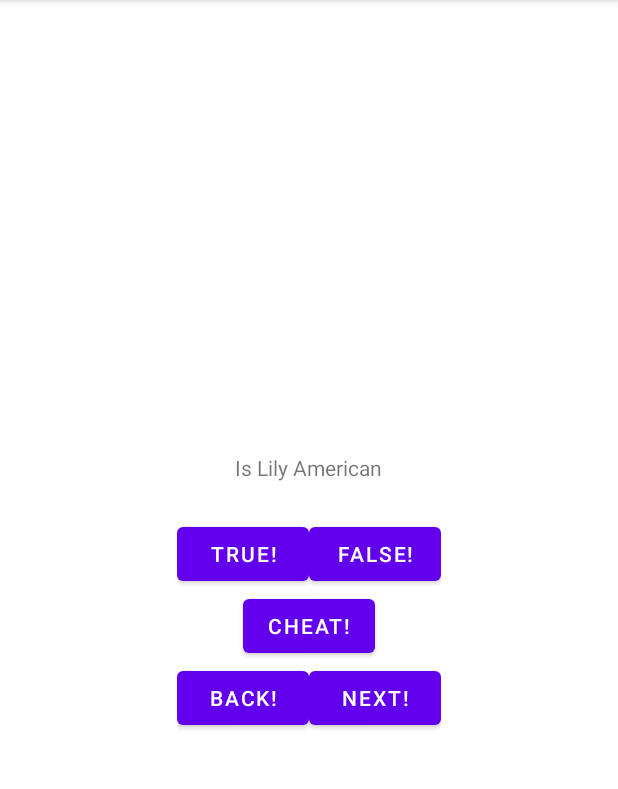
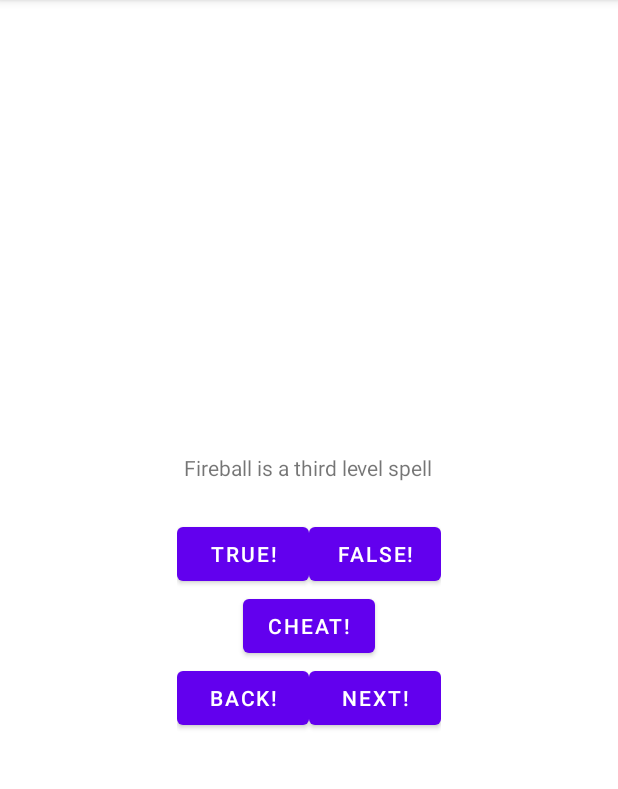
Before and after one commit to MCS374Demo/dndQuiz, an Android app: the screen it shows after launch (MainActivity), after a tap on "NEXT!", on a phone screen of 412 x 824 dp, the part 84-873 px from its top. Run offline under Robolectric (Android 15) with nearby library versions, the phone set to English and light mode, and no system bars.

Commit message:
Updated question bank.

```diff
--- a/app/src/main/java/com/example/dndquiz/QuizViewModel.kt
+++ b/app/src/main/java/com/example/dndquiz/QuizViewModel.kt
@@ -11,10 +11,10 @@ class QuizViewModel (private val savedStateHandle: SavedStateHandle) : ViewModel
 
     val questionBank = listOf(
         Question(R.string.question_beholder, false),
-        Question(R.string.question_Lily, false),
         Question(R.string.question_fireball, true),
-        Question(R.string.question_Peace, true),
-        Question(R.string.question_Yahya, true))
+        Question(R.string.question_dragon, true),
+        Question(R.string.question_thief, false),
+        Question(R.string.question_ranger, false))
 
     var currentIndex = 0
 
--- a/app/src/main/res/values/strings.xml
+++ b/app/src/main/res/values/strings.xml
@@ -1,10 +1,10 @@
 <resources>
     <string name="app_name">Dnd Quiz</string>
-    <string name="question_beholder">Does Beholder have 4 eyes?</string>
-    <string name="question_fireball">Is fireball a third level spell</string>
-    <string name="question_Lily">Is Lily American</string>
-    <string name="question_Yahya">Does Yahya have 1 million follower on Tiktok</string>
-    <string name="question_Peace">Is Peace a Chelsea fan</string>
+    <string name="question_beholder">A Beholder only has four eyes.</string>
+    <string name="question_fireball">Fireball is a third level spell</string>
+    <string name="question_dragon">Dragons are not immortal.</string>
+    <string name="question_thief">The thief class is one of the original 3 classes of DnD.</string>
+    <string name="question_ranger">Ranger is the best archery class.</string>
     <string name="true_button">TRUE!</string>
     <string name="false_button">FALSE!</string>
     <string name="incorrect_toast"> Chris says you are wrong!</string>
```
